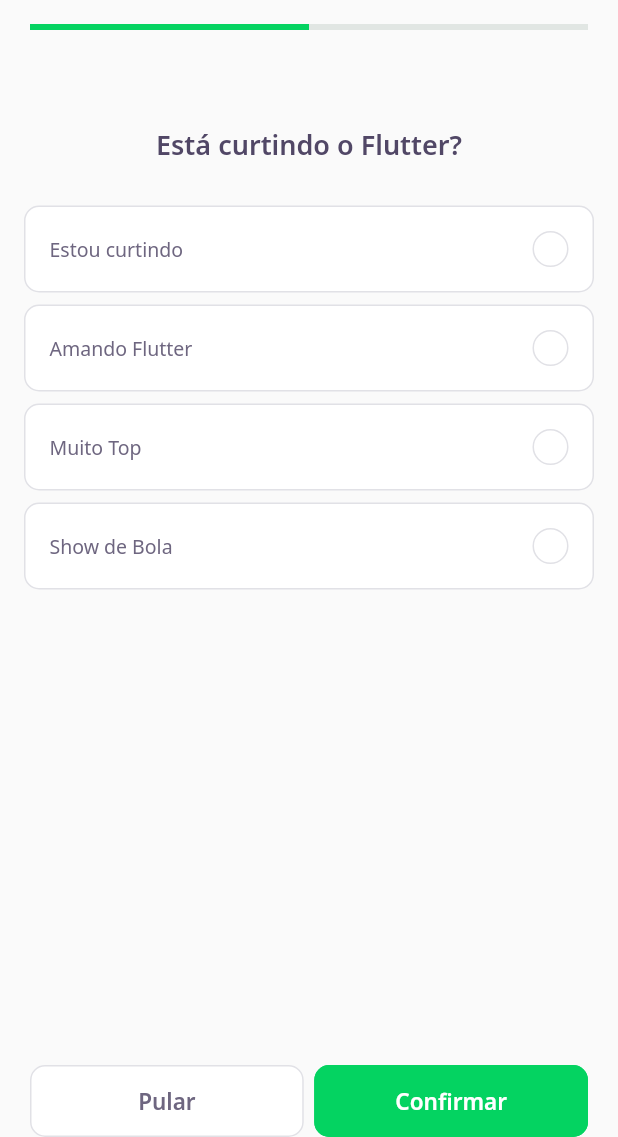
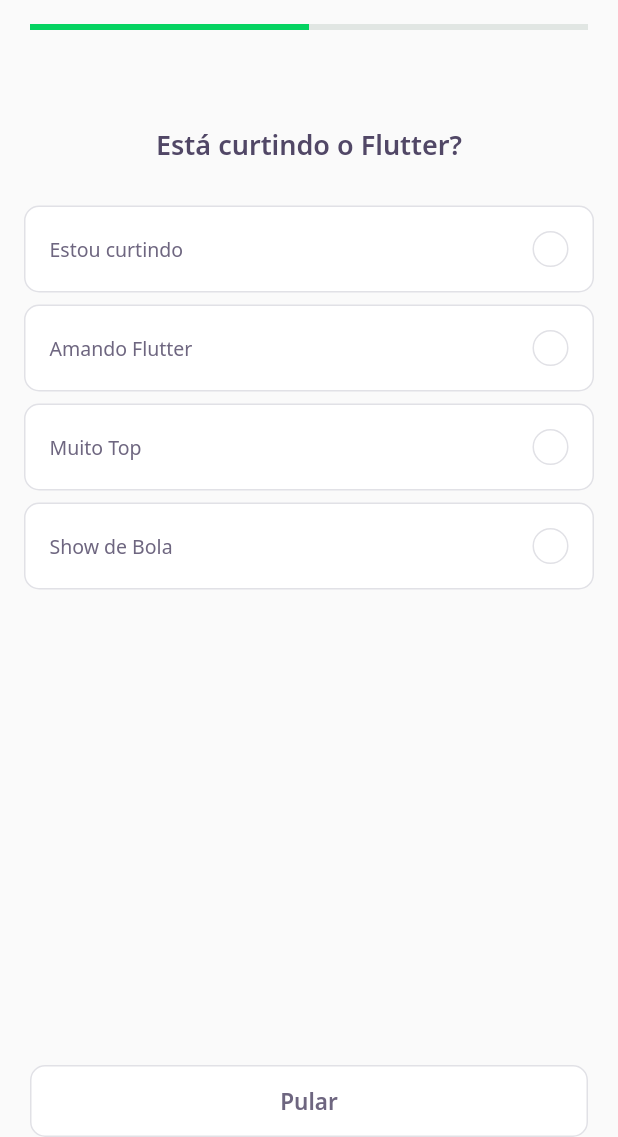
Before and after one commit to hayato-eth/NLW-5-Flutter, a Flutter app: the screen it shows after launch, after a tap on "NLW 5 Flutter", on a phone screen of 412 x 824 dp, the part 99-1236 px from its top. Run offline on Flutter 3.47's test engine with Material 2 defaults, Android fonts, the phone set to English and light mode, and no system bars; our stand-ins replace google_fonts; accounts and stored records are empty; network calls fail.

Commit message:
feat: add next page and improve challenge page

```diff
--- a/lib/challenge/challenge_page.dart
+++ b/lib/challenge/challenge_page.dart
@@ -24,6 +24,13 @@ class _ChallengePageState extends State<ChallengePage> {
       controller.currentPage = pageController.page!.toInt() + 1;
     });
     super.initState();
+  }
+
+  void nextPage() {
+    pageController.nextPage(
+      duration: Duration(milliseconds: 200),
+      curve: Curves.linear,
+    );
   }
 
   @override
@@ -57,7 +64,12 @@ class _ChallengePageState extends State<ChallengePage> {
         controller: pageController,
         children: widget.questions
             .map(
-              (e) => QuizWidget(question: e),
+              (e) => QuizWidget(
+                question: e,
+                onChange: () {
+                  nextPage();
+                },
+              ),
             )
             .toList(),
       ),
@@ -65,31 +77,35 @@ class _ChallengePageState extends State<ChallengePage> {
         bottom: true,
         child: Padding(
           padding: const EdgeInsets.symmetric(horizontal: 20),
-          child: Row(
+          child: ValueListenableBuilder<int>(
+            valueListenable: controller.currentPageNotifier,
+            builder: (context, value, _) => Row(
               mainAxisAlignment: MainAxisAlignment.spaceAround,
               children: [
+                if (value < widget.questions.length)
                   Expanded(
                     child: NextButtonWidget.white(
                       label: "Pular",
                       onTap: () {
-                    pageController.nextPage(
-                      duration: Duration(milliseconds: 200),
-                      curve: Curves.linear,
-                    );
+                        nextPage();
                       },
                     ),
                   ),
-              SizedBox(width: 7),
+                if (value == widget.questions.length) SizedBox(width: 7),
+                if (value == widget.questions.length)
                   Expanded(
                     child: NextButtonWidget.green(
                       label: "Confirmar",
-                  onTap: () {},
+                      onTap: () {
+                        Navigator.pop(context);
+                      },
                     ),
                   ),
               ],
             ),
           ),
         ),
+      ),
     );
   }
 }
--- a/lib/challenge/widgets/answer/answer_widget.dart
+++ b/lib/challenge/widgets/answer/answer_widget.dart
@@ -1,33 +1,40 @@
 import 'package:flutter/material.dart';
 
 import 'package:DevQuiz/core/core.dart';
+import 'package:DevQuiz/shared/models/models.dart';
 
 class AnswerWidget extends StatelessWidget {
-  final String title;
-  final bool isRight;
+  final AnswerModel answer;
   final bool isSelected;
+  final bool disabled;
+  final VoidCallback onTap;
   const AnswerWidget({
     Key? key,
-    required this.title,
-    this.isRight = false,
+    required this.answer,
+    required this.onTap,
     this.isSelected = false,
+    this.disabled = false,
   }) : super(key: key);
 
   Color get _selectedColorRight =>
-      isRight ? AppColors.darkGreen : AppColors.darkRed;
+      answer.isRight ? AppColors.darkGreen : AppColors.darkRed;
   Color get _selectedBorderRight =>
-      isRight ? AppColors.lightGreen : AppColors.lightRed;
+      answer.isRight ? AppColors.lightGreen : AppColors.lightRed;
   Color get _selectedColorCardRight =>
-      isRight ? AppColors.lightGreen : AppColors.lightRed;
+      answer.isRight ? AppColors.lightGreen : AppColors.lightRed;
   Color get _selectedBorderCardRight =>
-      isRight ? AppColors.green : AppColors.red;
+      answer.isRight ? AppColors.green : AppColors.red;
   TextStyle get _selectedTextStyleRight =>
-      isRight ? AppTextStyles.bodyDarkGreen : AppTextStyles.bodyDarkRed;
-  IconData get _selectedIconRight => isRight ? Icons.check : Icons.close;
+      answer.isRight ? AppTextStyles.bodyDarkGreen : AppTextStyles.bodyDarkRed;
+  IconData get _selectedIconRight => answer.isRight ? Icons.check : Icons.close;
 
   @override
   Widget build(BuildContext context) {
-    return Padding(
+    return IgnorePointer(
+      ignoring: disabled,
+      child: GestureDetector(
+        onTap: onTap,
+        child: Padding(
           padding: const EdgeInsets.symmetric(horizontal: 16.0, vertical: 4.0),
           child: Container(
             padding: EdgeInsets.symmetric(horizontal: 16, vertical: 16),
@@ -35,16 +42,19 @@ class AnswerWidget extends StatelessWidget {
               color: isSelected ? _selectedColorCardRight : AppColors.white,
               borderRadius: BorderRadius.circular(10),
               border: Border.fromBorderSide(BorderSide(
-              color: isSelected ? _selectedBorderCardRight : AppColors.border)),
+                  color: isSelected
+                      ? _selectedBorderCardRight
+                      : AppColors.border)),
             ),
             child: Row(
               mainAxisAlignment: MainAxisAlignment.spaceBetween,
               children: [
                 Expanded(
                   child: Text(
-                title,
-                style:
-                    isSelected ? _selectedTextStyleRight : AppTextStyles.body,
+                    answer.title,
+                    style: isSelected
+                        ? _selectedTextStyleRight
+                        : AppTextStyles.body,
                   ),
                 ),
                 Container(
@@ -55,8 +65,9 @@ class AnswerWidget extends StatelessWidget {
                     borderRadius: BorderRadius.circular(500),
                     border: Border.fromBorderSide(
                       BorderSide(
-                      color:
-                          isSelected ? _selectedBorderRight : AppColors.border),
+                          color: isSelected
+                              ? _selectedBorderRight
+                              : AppColors.border),
                     ),
                   ),
                   child: isSelected
@@ -74,6 +85,8 @@ class AnswerWidget extends StatelessWidget {
               ],
             ),
           ),
+        ),
+      ),
     );
   }
 }
--- /dev/null
+++ b/lib/challenge/widgets/quiz/quiz_controller.dart
@@ -0,0 +1,3 @@
+class QuizController {
+  var indexSelected = 0;
+}
--- a/lib/challenge/widgets/quiz/quiz_widget.dart
+++ b/lib/challenge/widgets/quiz/quiz_widget.dart
@@ -5,9 +5,20 @@ import 'package:DevQuiz/shared/models/models.dart';
 
 import '../widgets.dart';
 
-class QuizWidget extends StatelessWidget {
+class QuizWidget extends StatefulWidget {
   final QuestionModel question;
-  const QuizWidget({Key? key, required this.question}) : super(key: key);
+  final VoidCallback onChange;
+  const QuizWidget({Key? key, required this.question, required this.onChange})
+      : super(key: key);
+
+  @override
+  _QuizWidgetState createState() => _QuizWidgetState();
+}
+
+class _QuizWidgetState extends State<QuizWidget> {
+  int indexSelected = -1;
+
+  AnswerModel answer(int index) => widget.question.answers[index];
 
   @override
   Widget build(BuildContext context) {
@@ -16,20 +27,23 @@ class QuizWidget extends StatelessWidget {
         children: [
           SizedBox(height: 64),
           Text(
-            question.title,
+            widget.question.title,
             style: AppTextStyles.heading,
           ),
           SizedBox(
             height: 24,
           ),
-          ...question.answers
-              .map(
-                (e) => AnswerWidget(
-                  isRight: e.isRight,
-                  title: e.title,
-                ),
-              )
-              .toList(),
+          for (var i = 0; i < widget.question.answers.length; i++)
+            AnswerWidget(
+                answer: answer(i),
+                disabled: indexSelected != -1,
+                isSelected: indexSelected == i,
+                onTap: () {
+                  indexSelected = i;
+                  setState(() {});
+                  Future.delayed(Duration(seconds: 2))
+                      .then((value) => widget.onChange());
+                }),
         ],
       ),
     );
```
Lines whose indentation alone changed are shown as unchanged.
